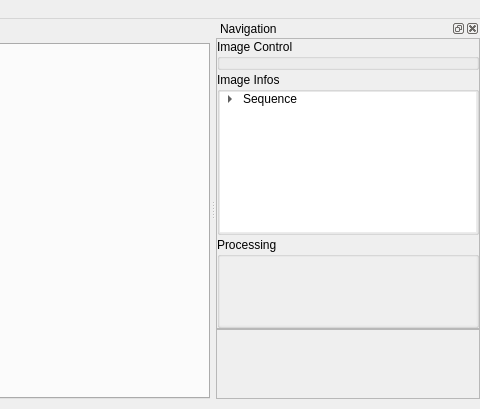
First picture: the form in Gui/mainwindow.ui, repository Ksilink/PhenoLink, before the edit; both pictures show x 520 to 1000 and y 0 to 409 of the 1000 by 720 pixel window.
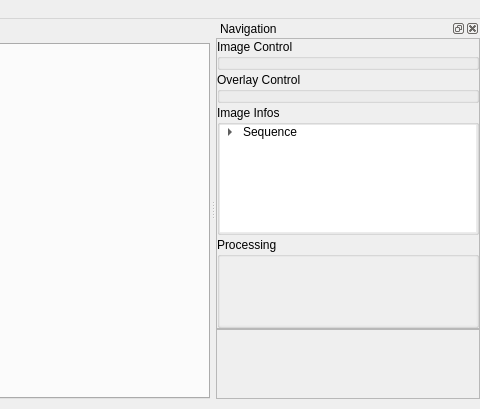
Second picture: the form after the edit. Icons and pictures are not drawn. Custom widgets are drawn as their Qt base class.

Commit message:
Preparing Notebook handling & Optional Overlays option
Notebook handling is slowly preparing it self
Options for overlay has been set up,
Tile position can be set as an overlay, so easy tile pickup is now feasible

Patch:
```diff
--- a/Gui/mainwindow.ui
+++ b/Gui/mainwindow.ui
@@ -348,7 +348,7 @@
           <x>0</x>
           <y>0</y>
           <width>262</width>
-          <height>262</height>
+          <height>291</height>
          </rect>
         </property>
         <layout class="QVBoxLayout" name="verticalLayout_9">
@@ -391,6 +391,30 @@
            </layout>
           </widget>
          </item>
+         <item>
+          <widget class="ctkCollapsibleGroupBox" name="overlayControl">
+           <property name="title">
+            <string>Overlay Control</string>
+           </property>
+           <layout class="QVBoxLayout" name="verticalLayout_16">
+            <property name="spacing">
+             <number>0</number>
+            </property>
+            <property name="leftMargin">
+             <number>0</number>
+            </property>
+            <property name="topMargin">
+             <number>0</number>
+            </property>
+            <property name="rightMargin">
+             <number>0</number>
+            </property>
+            <property name="bottomMargin">
+             <number>0</number>
+            </property>
+           </layout>
+          </widget>
+         </item>
          <item>
           <widget class="ctkCollapsibleGroupBox" name="groupBox_2">
            <property name="title">
```
Left out of the diff: 10 changed lines with no effect on the pictures. The commit also changes 15 other files.
